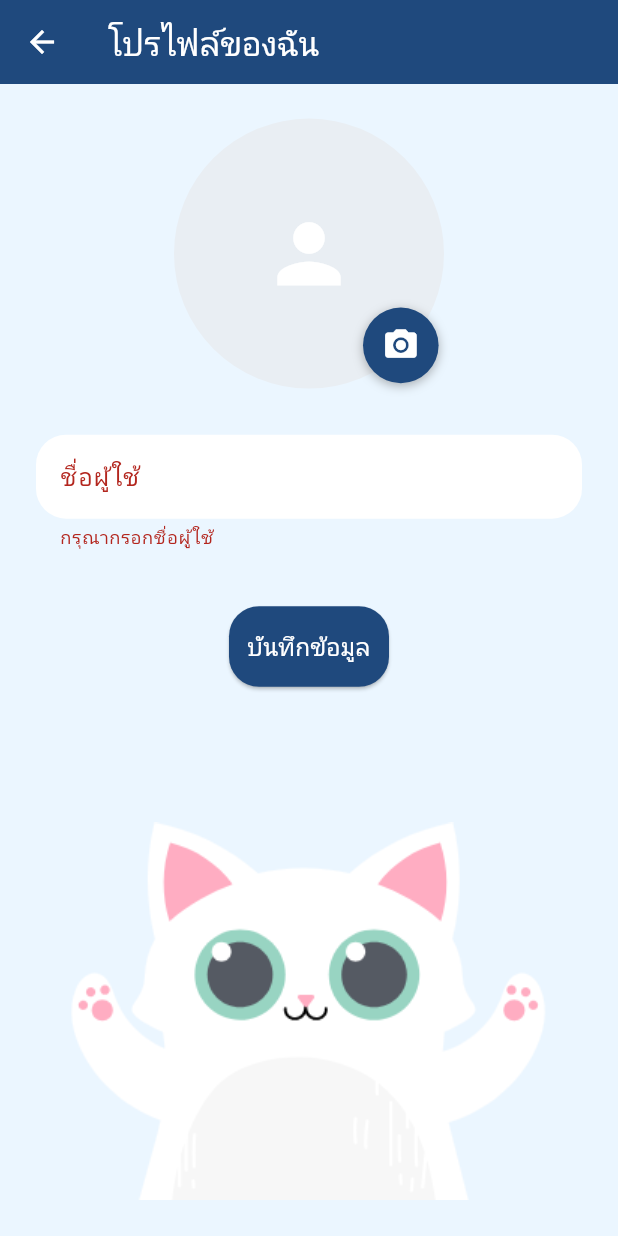
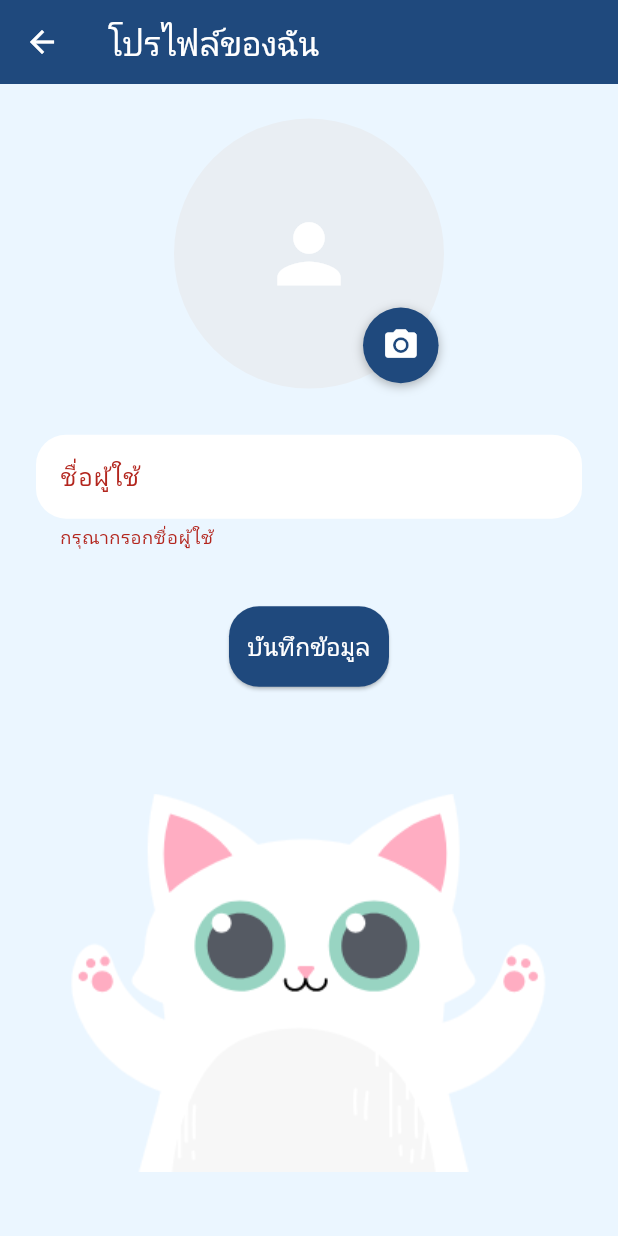
Before and after one commit to Napapakph/medibuddy-Project, a Flutter app: the ProfileScreen screen opened directly, after a tap on "บันทึกข้อมูล", on a phone screen of 412 x 824 dp. Run offline on Flutter 3.47's test engine with Material 3 defaults, Android fonts, the phone set to English and light mode, and no system bars; our stand-ins replace flutter_otp_text_field, image_picker, supabase_flutter; accounts and stored records are empty.

Commit message:
แก้ ui เพิ่มโปรไฟล์

```diff
--- a/lib/Home/pages/profile_screen.dart
+++ b/lib/Home/pages/profile_screen.dart
@@ -119,6 +119,14 @@ class _ProfileScreenState extends State<ProfileScreen> {
                                             ? profileImageUrl ?? ''
                                             : '');
 
+                                    // เพิ่มโปรไฟล์ใหม่ลงในรายการ
+                                    ScaffoldMessenger.of(context).showSnackBar(
+                                      SnackBar(
+                                        content: Text(
+                                            'บันทึกข้อมูลเรียบร้อย: $profile'),
+                                      ),
+                                    );
+
                                     setState(() => _isLoading = false);
                                     Navigator.push(
                                       context,
@@ -154,7 +162,7 @@ class _ProfileScreenState extends State<ProfileScreen> {
                   Align(
                     alignment: Alignment.bottomCenter,
                     child: SizedBox(
-                      height: maxHeight * 0.35,
+                      height: maxHeight * 0.4,
                       child: Image.asset(
                         'assets/cat_profile.png',
                       ),
```
Also changed, not shown: lib/Home/pages/library_profile.dart (+12 -7 lines).
